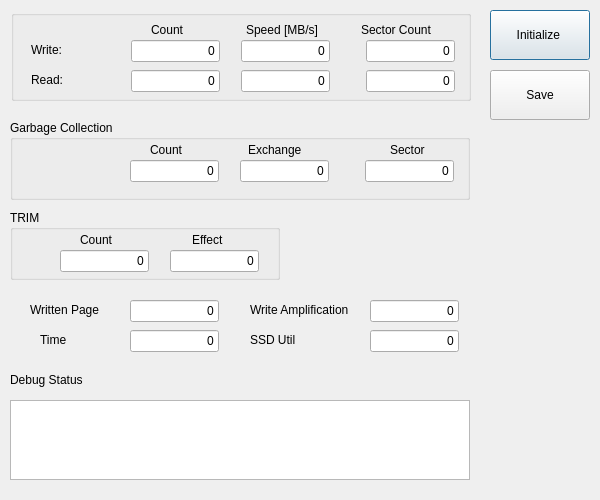
Qt form eVSSIM/MONITOR/SSD_MONITOR_PM/form1.ui (davidsaOpenu/simulator) before a commit.
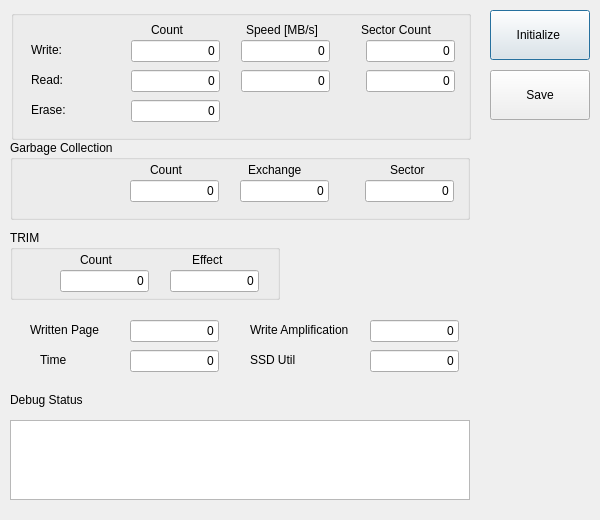
The same form after that commit.

Commit message: Erase countter added to QT monitor

```diff
--- a/eVSSIM/MONITOR/SSD_MONITOR_PM/form1.ui
+++ b/eVSSIM/MONITOR/SSD_MONITOR_PM/form1.ui
@@ -10,7 +10,7 @@
         <x>0</x>
         <y>0</y>
         <width>600</width>
-        <height>500</height>
+        <height>520</height>
       </rect>
     </property>
     <property name="windowTitle">
@@ -35,7 +35,7 @@
           <x>11</x>
           <y>10</y>
           <width>460</width>
-          <height>91</height>
+          <height>130</height>
         </rect>
       </property>
       <property name="title">
@@ -57,6 +57,24 @@
           <bool>false</bool>
         </property>
       </widget>
+
+      <widget class="QLabel" name="textLabelErase">
+        <property name="geometry">
+          <rect>
+            <x>20</x>
+            <y>90</y>
+            <width>56</width>
+            <height>20</height>
+          </rect>
+        </property>
+        <property name="text">
+          <string>Erase:</string>
+        </property>
+        <property name="wordWrap">
+          <bool>false</bool>
+        </property>
+      </widget>
+
       <widget class="QLineEdit" name="txtWriteCount">
         <property name="geometry">
           <rect>
@@ -217,12 +235,29 @@
           <set>Qt::AlignRight</set>
         </property>
       </widget>
+
+      <widget class="QLineEdit" name="txtEraseCount">
+        <property name="geometry">
+          <rect>
+            <x>120</x>
+            <y>90</y>
+            <width>89</width>
+            <height>22</height>
+          </rect>
+        </property>
+        <property name="text">
+          <string>0</string>
+        </property>
+        <property name="alignment">
+          <set>Qt::AlignRight</set>
+        </property>
+      </widget>
     </widget>
     <widget class="QGroupBox" name="groupBox2">
       <property name="geometry">
         <rect>
           <x>10</x>
-          <y>120</y>
+          <y>140</y>
           <width>460</width>
           <height>80</height>
         </rect>
@@ -347,7 +382,7 @@
       <property name="geometry">
         <rect>
           <x>10</x>
-          <y>210</y>
+          <y>230</y>
           <width>270</width>
           <height>70</height>
         </rect>
@@ -440,7 +475,7 @@
       <property name="geometry">
         <rect>
           <x>250</x>
-          <y>300</y>
+          <y>320</y>
           <width>150</width>
           <height>20</height>
         </rect>
@@ -456,7 +491,7 @@
       <property name="geometry">
         <rect>
           <x>370</x>
-          <y>300</y>
+          <y>320</y>
           <width>89</width>
           <height>22</height>
         </rect>
@@ -472,7 +507,7 @@
       <property name="geometry">
         <rect>
           <x>370</x>
-          <y>330</y>
+          <y>350</y>
           <width>89</width>
           <height>22</height>
         </rect>
@@ -488,7 +523,7 @@
       <property name="geometry">
         <rect>
           <x>250</x>
-          <y>330</y>
+          <y>350</y>
           <width>56</width>
           <height>20</height>
         </rect>
@@ -504,7 +539,7 @@
       <property name="geometry">
         <rect>
           <x>30</x>
-          <y>300</y>
+          <y>320</y>
           <width>100</width>
           <height>20</height>
         </rect>
@@ -520,7 +555,7 @@
       <property name="geometry">
         <rect>
           <x>130</x>
-          <y>300</y>
+          <y>320</y>
           <width>89</width>
           <height>22</height>
         </rect>
@@ -552,7 +587,7 @@
       <property name="geometry">
         <rect>
           <x>470</x>
-          <y>630</y>
+          <y>650</y>
           <width>89</width>
           <height>22</height>
         </rect>
@@ -568,7 +603,7 @@
       <property name="geometry">
         <rect>
           <x>10</x>
-          <y>400</y>
+          <y>420</y>
           <width>460</width>
           <height>80</height>
         </rect>
@@ -581,7 +616,7 @@
       <property name="geometry">
         <rect>
           <x>10</x>
-          <y>370</y>
+          <y>390</y>
           <width>120</width>
           <height>20</height>
         </rect>
@@ -597,7 +632,7 @@
       <property name="geometry">
         <rect>
           <x>130</x>
-          <y>330</y>
+          <y>350</y>
           <width>89</width>
           <height>22</height>
         </rect>
@@ -613,7 +648,7 @@
       <property name="geometry">
         <rect>
           <x>40</x>
-          <y>330</y>
+          <y>350</y>
           <width>50</width>
           <height>20</height>
         </rect>
```
The commit also changes 5 other files.
